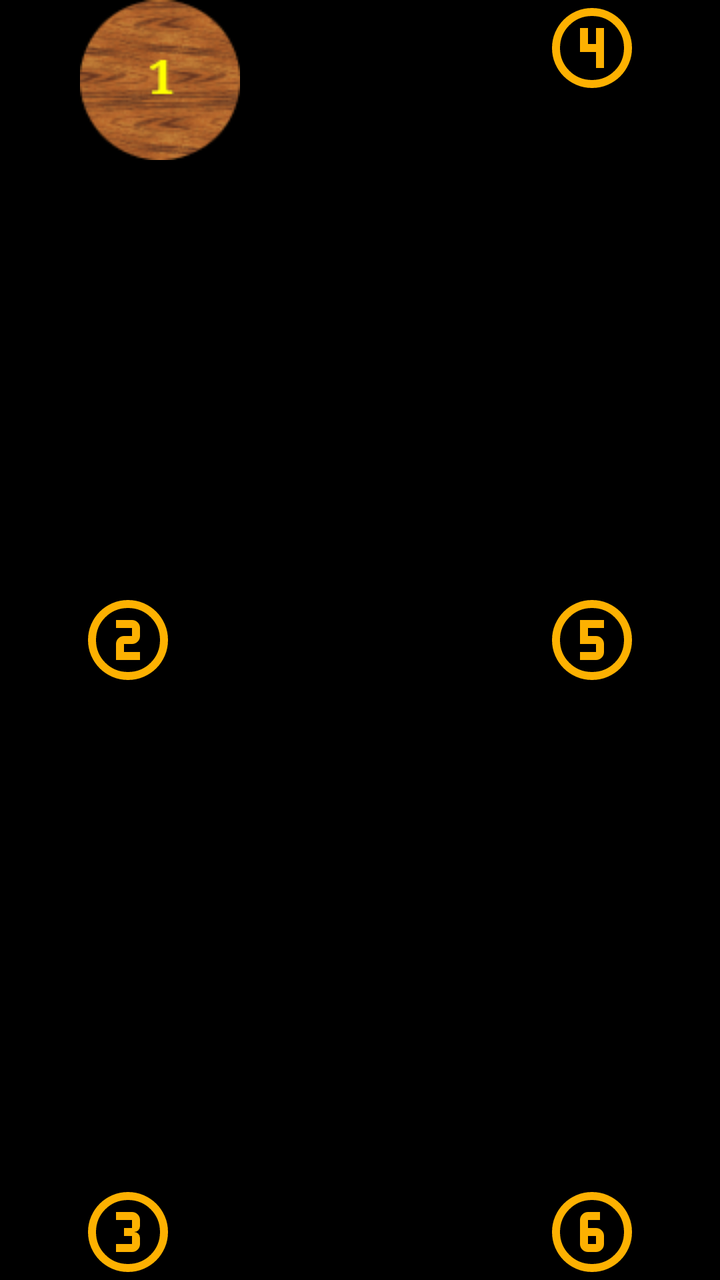
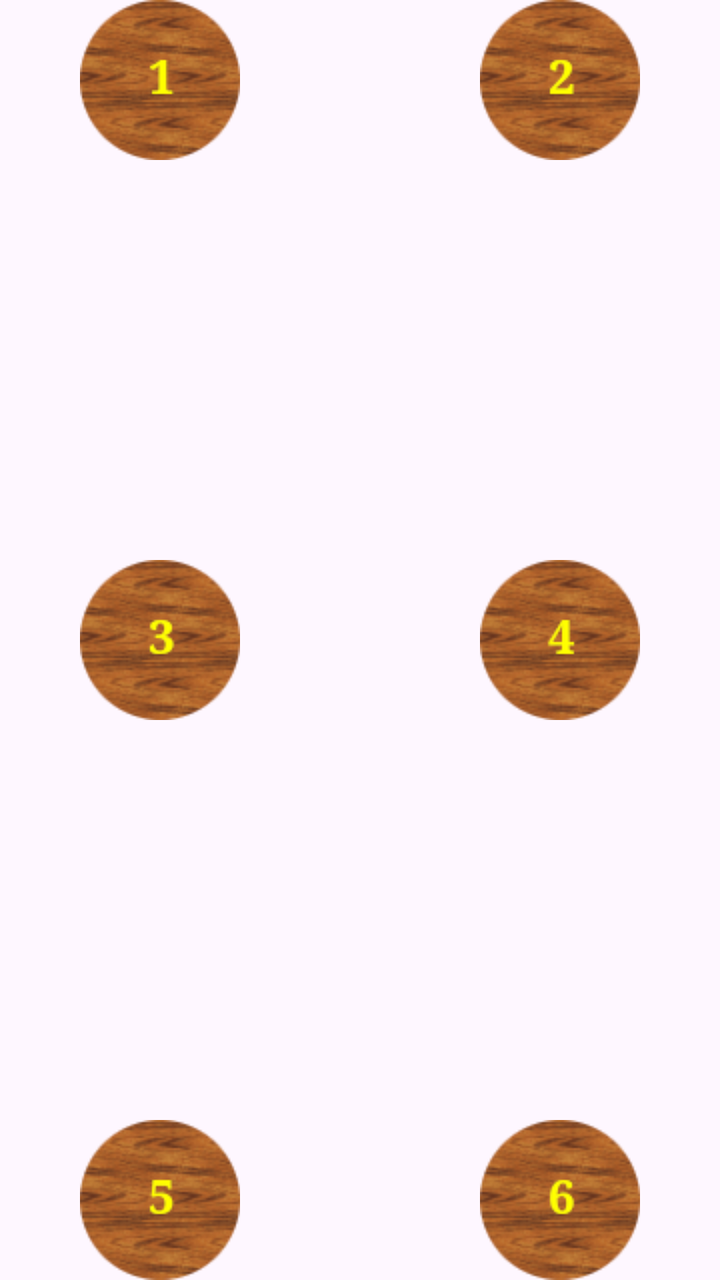

An Android layout rendered at two revisions. The XML below is the earlier revision; the diff shows what the commit changed to produce the second picture.
<!-- AndroidManifest.xml: application theme Theme.Heroland -->
<!-- res/layout/layout_cave.xml -->
<?xml version="1.0" encoding="utf-8"?>
<FrameLayout xmlns:android="http://schemas.android.com/apk/res/android"
    android:layout_width="match_parent"
    android:layout_height="match_parent"
    android:layout_gravity="center_vertical"
    android:layout_marginStart="60dp"
    android:layout_marginTop="120dp"
    android:layout_marginEnd="60dp"
    android:background="@color/black"
    android:layout_marginBottom="120dp"
    android:id="@+id/layout_valley">
    

    <androidx.recyclerview.widget.RecyclerView
        android:id="@+id/rv_phases"
        android:layout_width="match_parent"
        android:layout_height="wrap_content"
        android:layout_gravity="top|start"
        android:elevation="1dp"
        android:visibility="gone" />

    <androidx.appcompat.widget.AppCompatImageView
        android:id="@+id/c1"
        style="@style/clearing"
        android:layout_gravity="top|start"
        android:background="@drawable/clearing_1" />

    <androidx.appcompat.widget.AppCompatImageView
        android:id="@+id/c4"
        style="@style/clearing"
        android:layout_gravity="top|end"
        android:background="@drawable/clearing_4_vector" />

    <androidx.appcompat.widget.AppCompatImageView
        android:id="@+id/con1"
        style="@style/clearing"
        android:layout_width="match_parent"
        android:layout_gravity="top|center" />

    <androidx.appcompat.widget.AppCompatImageView
        android:id="@+id/c2"
        style="@style/clearing"
        android:layout_gravity="center|start"
        android:background="@drawable/clearing_2_vector" />

    <androidx.appcompat.widget.AppCompatImageView
        android:id="@+id/c5"
        style="@style/clearing"
        android:layout_gravity="center|end"
        android:background="@drawable/clearing_5_vector" />

    <androidx.appcompat.widget.AppCompatImageView
        android:id="@+id/con2"
        style="@style/clearing"
        android:layout_width="match_parent"
        android:layout_gravity="center|start" />

    <androidx.appcompat.widget.AppCompatImageView
        android:id="@+id/c3"
        style="@style/clearing"
        android:layout_gravity="bottom|start"
        android:background="@drawable/clearing_3_vector" />

    <androidx.appcompat.widget.AppCompatImageView
        android:id="@+id/c6"
        style="@style/clearing"
        android:layout_gravity="bottom|end"
        android:background="@drawable/clearing_6_vector" />

    <androidx.appcompat.widget.AppCompatImageView
        android:id="@+id/player"
        style="@style/clearing"
        android:layout_gravity="center|end"
        android:background="@drawable/img_amazon"
        android:visibility="gone" />

    <androidx.appcompat.widget.AppCompatImageView
        android:id="@+id/dwelling"
        style="@style/clearing"
        android:layout_gravity="center|end"
        android:background="@drawable/d_inn"
        android:visibility="gone" />

</FrameLayout>
<!-- resources referenced by this layout -->
<resources>
  <color name="black">#FF000000</color>
  <!-- drawable clearing_2_vector (drawable) -->
  <vector xmlns:android="http://schemas.android.com/apk/res/android" android:height="24dp" android:tint="#FDB101" android:viewportHeight="960" android:viewportWidth="960" android:width="24dp">
        
      <path android:fillColor="@android:color/white" android:pathData="M480,880Q397,880 324,848.5Q251,817 197,763Q143,709 111.5,636Q80,563 80,480Q80,397 111.5,324Q143,251 197,197Q251,143 324,111.5Q397,80 480,80Q563,80 636,111.5Q709,143 763,197Q817,251 848.5,324Q880,397 880,480Q880,563 848.5,636Q817,709 763,763Q709,817 636,848.5Q563,880 480,880ZM480,800Q614,800 707,707Q800,614 800,480Q800,346 707,253Q614,160 480,160Q346,160 253,253Q160,346 160,480Q160,614 253,707Q346,800 480,800ZM480,480Q480,480 480,480Q480,480 480,480Q480,480 480,480Q480,480 480,480Q480,480 480,480Q480,480 480,480Q480,480 480,480Q480,480 480,480ZM360,680L600,680L600,600L440,600L440,520Q440,520 440,520Q440,520 440,520L520,520Q553,520 576.5,496.5Q600,473 600,440L600,360Q600,327 576.5,303.5Q553,280 520,280L360,280L360,360L520,360Q520,360 520,360Q520,360 520,360L520,440Q520,440 520,440Q520,440 520,440L440,440Q407,440 383.5,463.5Q360,487 360,520L360,680Z"/>
      
  </vector>
  <!-- drawable clearing_3_vector (drawable) -->
  <vector xmlns:android="http://schemas.android.com/apk/res/android" android:height="24dp" android:tint="#FDB101" android:viewportHeight="960" android:viewportWidth="960" android:width="24dp">
        
      <path android:fillColor="@android:color/white" android:pathData="M480,880Q397,880 324,848.5Q251,817 197,763Q143,709 111.5,636Q80,563 80,480Q80,397 111.5,324Q143,251 197,197Q251,143 324,111.5Q397,80 480,80Q563,80 636,111.5Q709,143 763,197Q817,251 848.5,324Q880,397 880,480Q880,563 848.5,636Q817,709 763,763Q709,817 636,848.5Q563,880 480,880ZM480,800Q614,800 707,707Q800,614 800,480Q800,346 707,253Q614,160 480,160Q346,160 253,253Q160,346 160,480Q160,614 253,707Q346,800 480,800ZM480,480Q480,480 480,480Q480,480 480,480Q480,480 480,480Q480,480 480,480Q480,480 480,480Q480,480 480,480Q480,480 480,480Q480,480 480,480ZM360,680L520,680Q553,680 576.5,656.5Q600,633 600,600L600,540Q600,514 583,497Q566,480 540,480Q566,480 583,463Q600,446 600,420L600,360Q600,327 576.5,303.5Q553,280 520,280L360,280L360,360L520,360Q520,360 520,360Q520,360 520,360L520,440Q520,440 520,440Q520,440 520,440L440,440L440,520L520,520Q520,520 520,520Q520,520 520,520L520,600Q520,600 520,600Q520,600 520,600L360,600L360,680Z"/>
      
  </vector>
  <!-- drawable clearing_4_vector (drawable) -->
  <vector xmlns:android="http://schemas.android.com/apk/res/android" android:height="24dp" android:tint="#FDB101" android:viewportHeight="960" android:viewportWidth="960" android:width="24dp">
        
      <path android:fillColor="@android:color/white" android:pathData="M480,880Q397,880 324,848.5Q251,817 197,763Q143,709 111.5,636Q80,563 80,480Q80,397 111.5,324Q143,251 197,197Q251,143 324,111.5Q397,80 480,80Q563,80 636,111.5Q709,143 763,197Q817,251 848.5,324Q880,397 880,480Q880,563 848.5,636Q817,709 763,763Q709,817 636,848.5Q563,880 480,880ZM480,800Q614,800 707,707Q800,614 800,480Q800,346 707,253Q614,160 480,160Q346,160 253,253Q160,346 160,480Q160,614 253,707Q346,800 480,800ZM480,480Q480,480 480,480Q480,480 480,480Q480,480 480,480Q480,480 480,480Q480,480 480,480Q480,480 480,480Q480,480 480,480Q480,480 480,480ZM520,680L600,680L600,280L520,280L520,440L440,440L440,280L360,280L360,520L520,520L520,680Z"/>
      
  </vector>
  <!-- drawable clearing_5_vector (drawable) -->
  <vector xmlns:android="http://schemas.android.com/apk/res/android" android:height="24dp" android:tint="#FDB101" android:viewportHeight="960" android:viewportWidth="960" android:width="24dp">
        
      <path android:fillColor="@android:color/white" android:pathData="M480,880Q397,880 324,848.5Q251,817 197,763Q143,709 111.5,636Q80,563 80,480Q80,397 111.5,324Q143,251 197,197Q251,143 324,111.5Q397,80 480,80Q563,80 636,111.5Q709,143 763,197Q817,251 848.5,324Q880,397 880,480Q880,563 848.5,636Q817,709 763,763Q709,817 636,848.5Q563,880 480,880ZM480,800Q614,800 707,707Q800,614 800,480Q800,346 707,253Q614,160 480,160Q346,160 253,253Q160,346 160,480Q160,614 253,707Q346,800 480,800ZM480,480Q480,480 480,480Q480,480 480,480Q480,480 480,480Q480,480 480,480Q480,480 480,480Q480,480 480,480Q480,480 480,480Q480,480 480,480ZM360,680L520,680Q553,680 576.5,656.5Q600,633 600,600L600,520Q600,487 576.5,463.5Q553,440 520,440L440,440L440,360L600,360L600,280L360,280L360,520L520,520Q520,520 520,520Q520,520 520,520L520,600Q520,600 520,600Q520,600 520,600L360,600L360,680Z"/>
      
  </vector>
  <!-- drawable clearing_6_vector (drawable) -->
  <vector xmlns:android="http://schemas.android.com/apk/res/android" android:height="24dp" android:tint="#FDB101" android:viewportHeight="960" android:viewportWidth="960" android:width="24dp">
        
      <path android:fillColor="@android:color/white" android:pathData="M480,880Q397,880 324,848.5Q251,817 197,763Q143,709 111.5,636Q80,563 80,480Q80,397 111.5,324Q143,251 197,197Q251,143 324,111.5Q397,80 480,80Q563,80 636,111.5Q709,143 763,197Q817,251 848.5,324Q880,397 880,480Q880,563 848.5,636Q817,709 763,763Q709,817 636,848.5Q563,880 480,880ZM480,800Q614,800 707,707Q800,614 800,480Q800,346 707,253Q614,160 480,160Q346,160 253,253Q160,346 160,480Q160,614 253,707Q346,800 480,800ZM480,480Q480,480 480,480Q480,480 480,480Q480,480 480,480Q480,480 480,480Q480,480 480,480Q480,480 480,480Q480,480 480,480Q480,480 480,480ZM440,680L520,680Q553,680 576.5,656.5Q600,633 600,600L600,520Q600,487 576.5,463.5Q553,440 520,440L440,440L440,360Q440,360 440,360Q440,360 440,360L560,360L560,280L440,280Q407,280 383.5,303.5Q360,327 360,360L360,600Q360,633 383.5,656.5Q407,680 440,680ZM440,520L520,520Q520,520 520,520Q520,520 520,520L520,600Q520,600 520,600Q520,600 520,600L440,600Q440,600 440,600Q440,600 440,600L440,520Z"/>
      
  </vector>
  <!-- drawable d_inn: webp bitmap (drawable, 1364 bytes) -->
  <!-- drawable img_amazon: webp bitmap (drawable, 10188 bytes) -->
  <!-- unchanged entries left out for length: 6 -->
</resources>

<!-- the commit's change to res/layout/layout_cave.xml (unified diff, before → after) -->
@@ -1,23 +1,11 @@
 <?xml version="1.0" encoding="utf-8"?>
 <FrameLayout xmlns:android="http://schemas.android.com/apk/res/android"
+    android:id="@+id/layout_cave"
     android:layout_width="match_parent"
     android:layout_height="match_parent"
-    android:layout_gravity="center_vertical"
-    android:layout_marginStart="60dp"
-    android:layout_marginTop="120dp"
-    android:layout_marginEnd="60dp"
-    android:background="@color/black"
-    android:layout_marginBottom="120dp"
-    android:id="@+id/layout_valley">
-    
-
-    <androidx.recyclerview.widget.RecyclerView
-        android:id="@+id/rv_phases"
-        android:layout_width="match_parent"
-        android:layout_height="wrap_content"
-        android:layout_gravity="top|start"
-        android:elevation="1dp"
-        android:visibility="gone" />
+    android:layout_marginTop="150dp"
+    android:layout_marginBottom="150dp"
+    android:background="@color/transparent">
 
     <androidx.appcompat.widget.AppCompatImageView
         android:id="@+id/c1"
@@ -26,59 +14,33 @@
         android:background="@drawable/clearing_1" />
 
     <androidx.appcompat.widget.AppCompatImageView
+        android:id="@+id/c2"
+        style="@style/clearing"
+        android:layout_gravity="top|end"
+        android:background="@drawable/clearing_2" />
+
+    <androidx.appcompat.widget.AppCompatImageView
+        android:id="@+id/c3"
+        style="@style/clearing"
+        android:layout_gravity="center|start"
+        android:background="@drawable/clearing_3" />
+
+    <androidx.appcompat.widget.AppCompatImageView
         android:id="@+id/c4"
         style="@style/clearing"
-        android:layout_gravity="top|end"
-        android:background="@drawable/clearing_4_vector" />
-
-    <androidx.appcompat.widget.AppCompatImageView
-        android:id="@+id/con1"
-        style="@style/clearing"
-        android:layout_width="match_parent"
-        android:layout_gravity="top|center" />
-
-    <androidx.appcompat.widget.AppCompatImageView
-        android:id="@+id/c2"
-        style="@style/clearing"
-        android:layout_gravity="center|start"
-        android:background="@drawable/clearing_2_vector" />
+        android:layout_gravity="center|end"
+        android:background="@drawable/clearing_4" />
 
     <androidx.appcompat.widget.AppCompatImageView
         android:id="@+id/c5"
         style="@style/clearing"
-        android:layout_gravity="center|end"
-        android:background="@drawable/clearing_5_vector" />
-
-    <androidx.appcompat.widget.AppCompatImageView
-        android:id="@+id/con2"
-        style="@style/clearing"
-        android:layout_width="match_parent"
-        android:layout_gravity="center|start" />
-
-    <androidx.appcompat.widget.AppCompatImageView
-        android:id="@+id/c3"
-        style="@style/clearing"
         android:layout_gravity="bottom|start"
-        android:background="@drawable/clearing_3_vector" />
+        android:background="@drawable/clearing_5" />
 
     <androidx.appcompat.widget.AppCompatImageView
         android:id="@+id/c6"
         style="@style/clearing"
         android:layout_gravity="bottom|end"
-        android:background="@drawable/clearing_6_vector" />
-
-    <androidx.appcompat.widget.AppCompatImageView
-        android:id="@+id/player"
-        style="@style/clearing"
-        android:layout_gravity="center|end"
-        android:background="@drawable/img_amazon"
-        android:visibility="gone" />
-
-    <androidx.appcompat.widget.AppCompatImageView
-        android:id="@+id/dwelling"
-        style="@style/clearing"
-        android:layout_gravity="center|end"
-        android:background="@drawable/d_inn"
-        android:visibility="gone" />
+        android:background="@drawable/clearing_6" />
 
 </FrameLayout>
<!-- resource entries referenced after the edit -->
@@ -1,38 +1,11 @@
 <!-- resources referenced by this layout -->
 <resources>
-  <color name="black">#FF000000</color>
-  <!-- drawable clearing_2_vector (drawable) -->
-  <vector xmlns:android="http://schemas.android.com/apk/res/android" android:height="24dp" android:tint="#FDB101" android:viewportHeight="960" android:viewportWidth="960" android:width="24dp">
-        
-      <path android:fillColor="@android:color/white" android:pathData="M480,880Q397,880 324,848.5Q251,817 197,763Q143,709 111.5,636Q80,563 80,480Q80,397 111.5,324Q143,251 197,197Q251,143 324,111.5Q397,80 480,80Q563,80 636,111.5Q709,143 763,197Q817,251 848.5,324Q880,397 880,480Q880,563 848.5,636Q817,709 763,763Q709,817 636,848.5Q563,880 480,880ZM480,800Q614,800 707,707Q800,614 800,480Q800,346 707,253Q614,160 480,160Q346,160 253,253Q160,346 160,480Q160,614 253,707Q346,800 480,800ZM480,480Q480,480 480,480Q480,480 480,480Q480,480 480,480Q480,480 480,480Q480,480 480,480Q480,480 480,480Q480,480 480,480Q480,480 480,480ZM360,680L600,680L600,600L440,600L440,520Q440,520 440,520Q440,520 440,520L520,520Q553,520 576.5,496.5Q600,473 600,440L600,360Q600,327 576.5,303.5Q553,280 520,280L360,280L360,360L520,360Q520,360 520,360Q520,360 520,360L520,440Q520,440 520,440Q520,440 520,440L440,440Q407,440 383.5,463.5Q360,487 360,520L360,680Z"/>
-      
-  </vector>
-  <!-- drawable clearing_3_vector (drawable) -->
-  <vector xmlns:android="http://schemas.android.com/apk/res/android" android:height="24dp" android:tint="#FDB101" android:viewportHeight="960" android:viewportWidth="960" android:width="24dp">
-        
-      <path android:fillColor="@android:color/white" android:pathData="M480,880Q397,880 324,848.5Q251,817 197,763Q143,709 111.5,636Q80,563 80,480Q80,397 111.5,324Q143,251 197,197Q251,143 324,111.5Q397,80 480,80Q563,80 636,111.5Q709,143 763,197Q817,251 848.5,324Q880,397 880,480Q880,563 848.5,636Q817,709 763,763Q709,817 636,848.5Q563,880 480,880ZM480,800Q614,800 707,707Q800,614 800,480Q800,346 707,253Q614,160 480,160Q346,160 253,253Q160,346 160,480Q160,614 253,707Q346,800 480,800ZM480,480Q480,480 480,480Q480,480 480,480Q480,480 480,480Q480,480 480,480Q480,480 480,480Q480,480 480,480Q480,480 480,480Q480,480 480,480ZM360,680L520,680Q553,680 576.5,656.5Q600,633 600,600L600,540Q600,514 583,497Q566,480 540,480Q566,480 583,463Q600,446 600,420L600,360Q600,327 576.5,303.5Q553,280 520,280L360,280L360,360L520,360Q520,360 520,360Q520,360 520,360L520,440Q520,440 520,440Q520,440 520,440L440,440L440,520L520,520Q520,520 520,520Q520,520 520,520L520,600Q520,600 520,600Q520,600 520,600L360,600L360,680Z"/>
-      
-  </vector>
-  <!-- drawable clearing_4_vector (drawable) -->
-  <vector xmlns:android="http://schemas.android.com/apk/res/android" android:height="24dp" android:tint="#FDB101" android:viewportHeight="960" android:viewportWidth="960" android:width="24dp">
-        
-      <path android:fillColor="@android:color/white" android:pathData="M480,880Q397,880 324,848.5Q251,817 197,763Q143,709 111.5,636Q80,563 80,480Q80,397 111.5,324Q143,251 197,197Q251,143 324,111.5Q397,80 480,80Q563,80 636,111.5Q709,143 763,197Q817,251 848.5,324Q880,397 880,480Q880,563 848.5,636Q817,709 763,763Q709,817 636,848.5Q563,880 480,880ZM480,800Q614,800 707,707Q800,614 800,480Q800,346 707,253Q614,160 480,160Q346,160 253,253Q160,346 160,480Q160,614 253,707Q346,800 480,800ZM480,480Q480,480 480,480Q480,480 480,480Q480,480 480,480Q480,480 480,480Q480,480 480,480Q480,480 480,480Q480,480 480,480Q480,480 480,480ZM520,680L600,680L600,280L520,280L520,440L440,440L440,280L360,280L360,520L520,520L520,680Z"/>
-      
-  </vector>
-  <!-- drawable clearing_5_vector (drawable) -->
-  <vector xmlns:android="http://schemas.android.com/apk/res/android" android:height="24dp" android:tint="#FDB101" android:viewportHeight="960" android:viewportWidth="960" android:width="24dp">
-        
-      <path android:fillColor="@android:color/white" android:pathData="M480,880Q397,880 324,848.5Q251,817 197,763Q143,709 111.5,636Q80,563 80,480Q80,397 111.5,324Q143,251 197,197Q251,143 324,111.5Q397,80 480,80Q563,80 636,111.5Q709,143 763,197Q817,251 848.5,324Q880,397 880,480Q880,563 848.5,636Q817,709 763,763Q709,817 636,848.5Q563,880 480,880ZM480,800Q614,800 707,707Q800,614 800,480Q800,346 707,253Q614,160 480,160Q346,160 253,253Q160,346 160,480Q160,614 253,707Q346,800 480,800ZM480,480Q480,480 480,480Q480,480 480,480Q480,480 480,480Q480,480 480,480Q480,480 480,480Q480,480 480,480Q480,480 480,480Q480,480 480,480ZM360,680L520,680Q553,680 576.5,656.5Q600,633 600,600L600,520Q600,487 576.5,463.5Q553,440 520,440L440,440L440,360L600,360L600,280L360,280L360,520L520,520Q520,520 520,520Q520,520 520,520L520,600Q520,600 520,600Q520,600 520,600L360,600L360,680Z"/>
-      
-  </vector>
-  <!-- drawable clearing_6_vector (drawable) -->
-  <vector xmlns:android="http://schemas.android.com/apk/res/android" android:height="24dp" android:tint="#FDB101" android:viewportHeight="960" android:viewportWidth="960" android:width="24dp">
-        
-      <path android:fillColor="@android:color/white" android:pathData="M480,880Q397,880 324,848.5Q251,817 197,763Q143,709 111.5,636Q80,563 80,480Q80,397 111.5,324Q143,251 197,197Q251,143 324,111.5Q397,80 480,80Q563,80 636,111.5Q709,143 763,197Q817,251 848.5,324Q880,397 880,480Q880,563 848.5,636Q817,709 763,763Q709,817 636,848.5Q563,880 480,880ZM480,800Q614,800 707,707Q800,614 800,480Q800,346 707,253Q614,160 480,160Q346,160 253,253Q160,346 160,480Q160,614 253,707Q346,800 480,800ZM480,480Q480,480 480,480Q480,480 480,480Q480,480 480,480Q480,480 480,480Q480,480 480,480Q480,480 480,480Q480,480 480,480Q480,480 480,480ZM440,680L520,680Q553,680 576.5,656.5Q600,633 600,600L600,520Q600,487 576.5,463.5Q553,440 520,440L440,440L440,360Q440,360 440,360Q440,360 440,360L560,360L560,280L440,280Q407,280 383.5,303.5Q360,327 360,360L360,600Q360,633 383.5,656.5Q407,680 440,680ZM440,520L520,520Q520,520 520,520Q520,520 520,520L520,600Q520,600 520,600Q520,600 520,600L440,600Q440,600 440,600Q440,600 440,600L440,520Z"/>
-      
-  </vector>
-  <!-- drawable d_inn: webp bitmap (drawable, 1364 bytes) -->
-  <!-- drawable img_amazon: webp bitmap (drawable, 10188 bytes) -->
+  <color name="transparent">#00000000</color>
+  <!-- drawable clearing_2: png bitmap (drawable, 8278 bytes) -->
+  <!-- drawable clearing_3: png bitmap (drawable, 8327 bytes) -->
+  <!-- drawable clearing_4: png bitmap (drawable, 8234 bytes) -->
+  <!-- drawable clearing_5: png bitmap (drawable, 8278 bytes) -->
+  <!-- drawable clearing_6: png bitmap (drawable, 8339 bytes) -->
   <!-- unchanged entries left out for length: 6 -->
 </resources>
 
